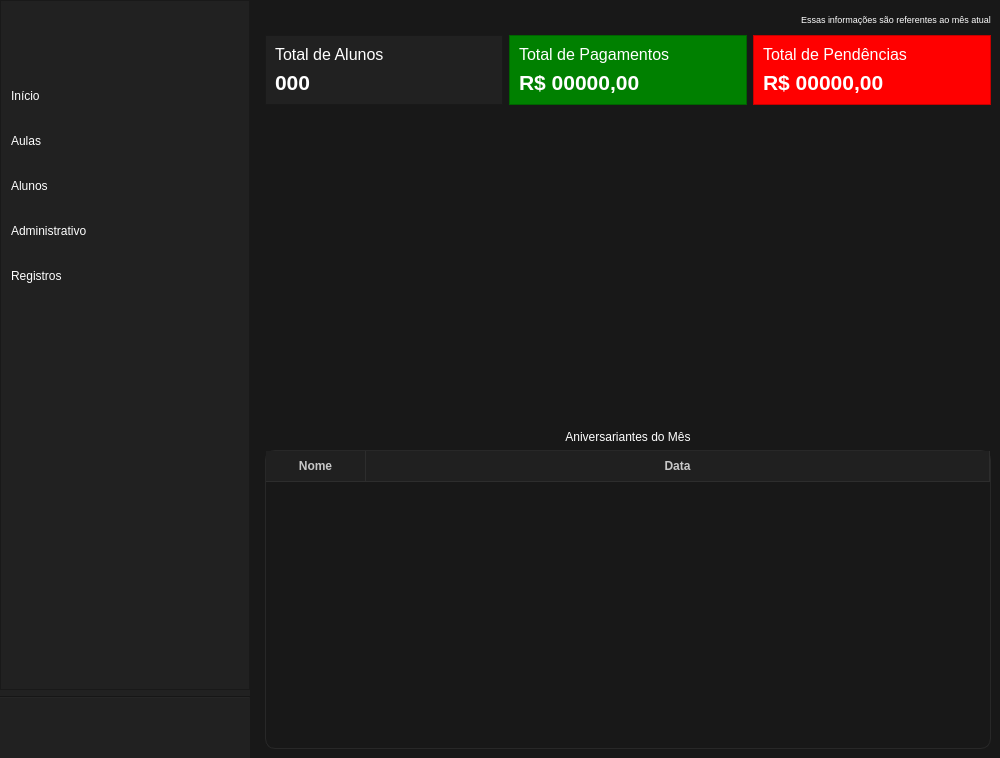
Qt form views/ui/raw/main_view.ui (vitorcarnieli/desktop-bjjadmin) before a commit.
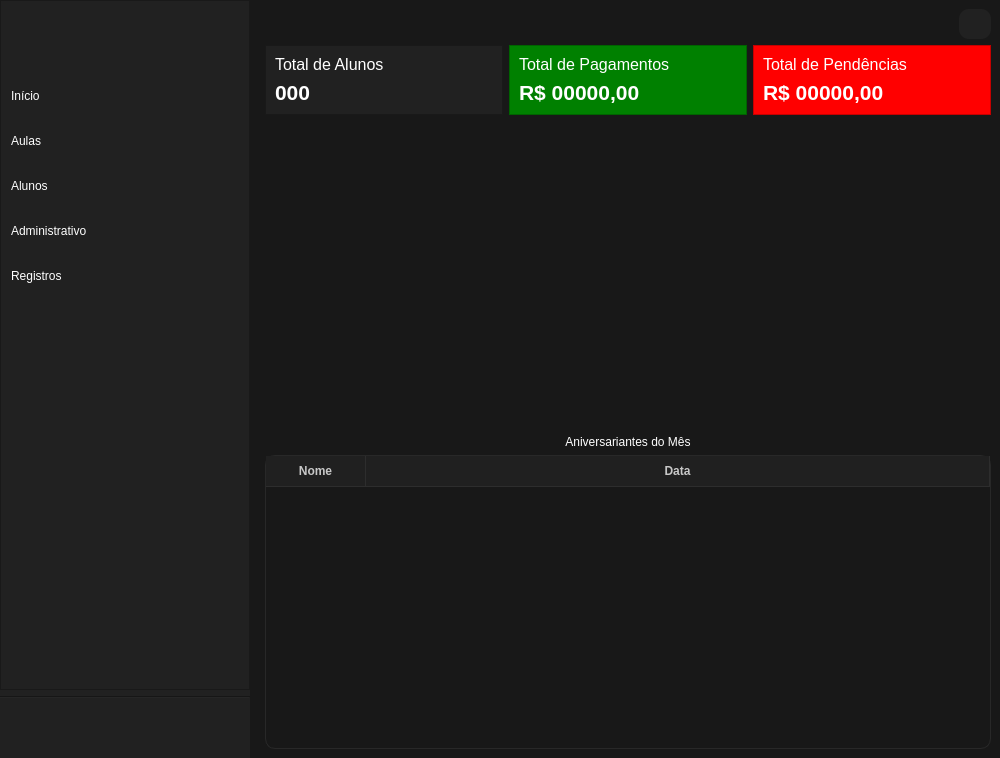
The same form after that commit. Icons and pictures are not drawn.

Commit message: feat: refresh home button

```diff
--- a/views/ui/raw/main_view.ui
+++ b/views/ui/raw/main_view.ui
@@ -385,17 +385,25 @@
            </spacer>
           </item>
           <item>
-           <widget class="QLabel" name="label_7">
-            <property name="font">
-             <font>
-              <pointsize>7</pointsize>
-             </font>
+           <widget class="QPushButton" name="refresh_home_btn">
+            <property name="minimumSize">
+             <size>
+              <width>30</width>
+              <height>30</height>
+             </size>
             </property>
             <property name="styleSheet">
-             <string notr="true">color: rgb(255, 255, 255);</string>
+             <string notr="true">QPushButton {
+    background-color: rgb(33, 33, 33);
+	border-radius: 10px;
+}</string>
             </property>
             <property name="text">
-             <string>Essas informações são referentes ao mês atual</string>
+             <string/>
+            </property>
+            <property name="icon">
+             <iconset>
+              <normaloff>../../icons/refresh_white.png</normaloff>../../icons/refresh_white.png</iconset>
             </property>
            </widget>
           </item>
@@ -545,6 +553,19 @@
         </item>
         <item>
          <layout class="QHBoxLayout" name="horizontalLayout_9">
+          <item>
+           <spacer name="horizontalSpacer_6">
+            <property name="orientation">
+             <enum>Qt::Orientation::Horizontal</enum>
+            </property>
+            <property name="sizeHint" stdset="0">
+             <size>
+              <width>40</width>
+              <height>20</height>
+             </size>
+            </property>
+           </spacer>
+          </item>
           <item>
            <layout class="QVBoxLayout" name="verticalLayout_12">
             <item>
@@ -611,6 +632,52 @@
             </item>
            </layout>
           </item>
+          <item>
+           <layout class="QVBoxLayout" name="verticalLayout_20">
+            <item>
+             <spacer name="verticalSpacer_6">
+              <property name="orientation">
+               <enum>Qt::Orientation::Vertical</enum>
+              </property>
+              <property name="sizeHint" stdset="0">
+               <size>
+                <width>20</width>
+                <height>40</height>
+               </size>
+              </property>
+             </spacer>
+            </item>
+            <item>
+             <layout class="QHBoxLayout" name="column_layout"/>
+            </item>
+            <item>
+             <spacer name="verticalSpacer_7">
+              <property name="orientation">
+               <enum>Qt::Orientation::Vertical</enum>
+              </property>
+              <property name="sizeHint" stdset="0">
+               <size>
+                <width>20</width>
+                <height>40</height>
+               </size>
+              </property>
+             </spacer>
+            </item>
+           </layout>
+          </item>
+          <item>
+           <spacer name="horizontalSpacer_12">
+            <property name="orientation">
+             <enum>Qt::Orientation::Horizontal</enum>
+            </property>
+            <property name="sizeHint" stdset="0">
+             <size>
+              <width>40</width>
+              <height>20</height>
+             </size>
+            </property>
+           </spacer>
+          </item>
          </layout>
         </item>
         <item>
```
Left out of the diff: 4 changed lines with no effect on the pictures. The commit also changes 1 other file.
